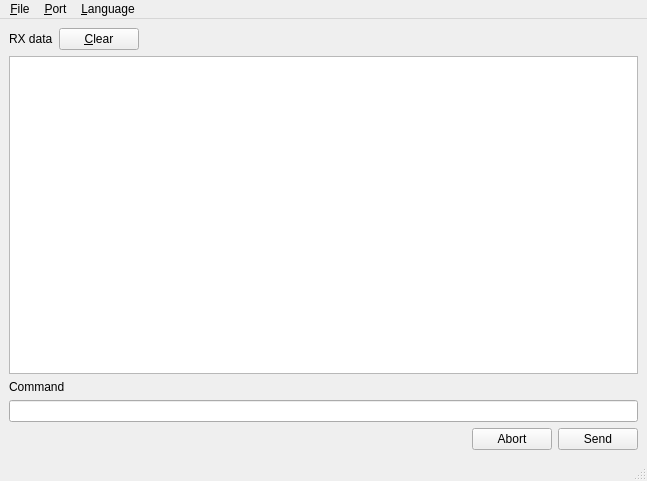
This is src/mdttools/mdtPortTerm.ui in scandyna/multidiagtools as Qt 5 draws it before an edit. The edited form follows.
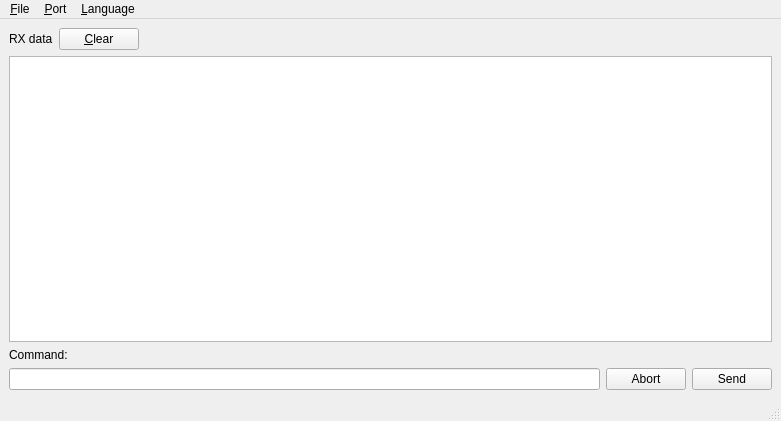
This is the edited form.

What changed in the file:
```diff
--- a/src/mdttools/mdtPortTerm.ui
+++ b/src/mdttools/mdtPortTerm.ui
@@ -6,16 +6,16 @@
    <rect>
     <x>0</x>
     <y>0</y>
-    <width>647</width>
-    <height>481</height>
+    <width>781</width>
+    <height>421</height>
    </rect>
   </property>
   <property name="windowTitle">
    <string>MDT Port Terminal</string>
   </property>
   <widget class="QWidget" name="centralwidget">
-   <layout class="QVBoxLayout" name="verticalLayout">
-    <item>
+   <layout class="QGridLayout" name="gridLayout">
+    <item row="0" column="0">
      <layout class="QHBoxLayout" name="horizontalLayout">
       <item>
        <widget class="QLabel" name="lbTerm">
@@ -46,7 +46,7 @@
       </item>
      </layout>
     </item>
-    <item>
+    <item row="1" column="0" colspan="3">
      <widget class="QTextEdit" name="teTerm">
       <property name="focusPolicy">
        <enum>Qt::ClickFocus</enum>
@@ -56,39 +56,24 @@
       </property>
      </widget>
     </item>
-    <item>
+    <item row="2" column="0">
      <widget class="QLabel" name="lbCmd">
       <property name="text">
-       <string>Command</string>
+       <string>Command:</string>
       </property>
      </widget>
     </item>
-    <item>
+    <item row="3" column="0">
      <widget class="QLineEdit" name="leCmd"/>
     </item>
-    <item>
-     <layout class="QHBoxLayout" name="bottomHLayout">
-      <item>
-       <spacer name="horizontalSpacer">
-        <property name="orientation">
-         <enum>Qt::Horizontal</enum>
-        </property>
-        <property name="sizeHint" stdset="0">
-         <size>
-          <width>398</width>
-          <height>20</height>
-         </size>
-        </property>
-       </spacer>
-      </item>
-      <item>
+    <item row="3" column="1">
        <widget class="QPushButton" name="pbSendCmdAbort">
         <property name="text">
          <string>Abort</string>
         </property>
        </widget>
       </item>
-      <item>
+    <item row="3" column="2">
        <widget class="QPushButton" name="pbSendCmd">
         <property name="text">
          <string>Send</string>
@@ -96,15 +81,13 @@
        </widget>
       </item>
      </layout>
-    </item>
-   </layout>
   </widget>
   <widget class="QMenuBar" name="menubar">
    <property name="geometry">
     <rect>
      <x>0</x>
      <y>0</y>
-     <width>647</width>
+     <width>781</width>
      <height>23</height>
     </rect>
    </property>
```
Lines whose indentation alone changed are shown as unchanged.
